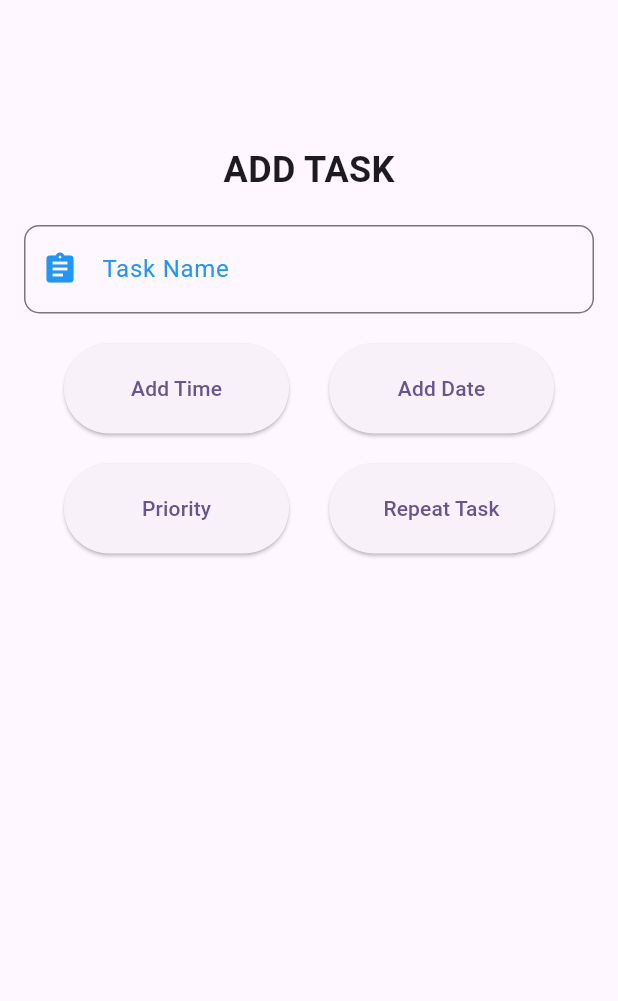
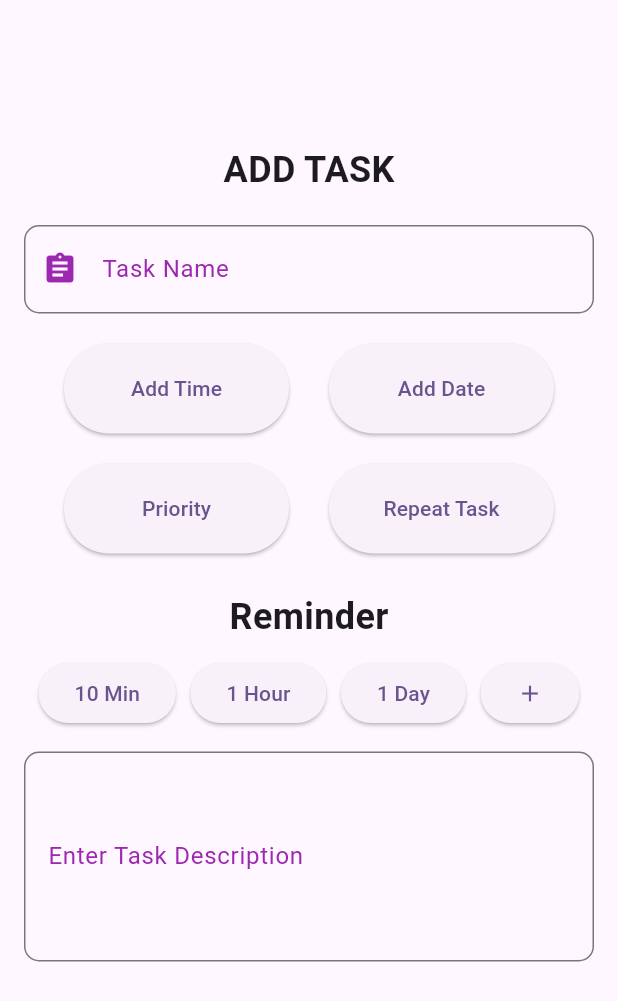
Before and after one commit to hel707/Team1, a Flutter app: the AddTaskPage screen opened directly, on a phone screen of 412 x 824 dp. Shown: the top 1001 px of the screen. Run offline on Flutter 3.47's test engine with Material 2 defaults, Android fonts, the phone set to English and light mode, and no system bars; our stand-ins replace cloud_firestore, firebase_auth, firebase_core, flutter_slidable, font_awesome_flutter, google_sign_in and 2 more; accounts and stored records are empty; network calls fail.

Commit message:
Added more buttons in Addtask

```diff
--- a/src/up_task/lib/screens/add_task_screen.dart
+++ b/src/up_task/lib/screens/add_task_screen.dart
@@ -35,24 +35,24 @@ class AddTaskPage extends StatelessWidget {
                 decoration: InputDecoration(
                   labelText: 'Task Name',
                   labelStyle: TextStyle(
-                    color: Colors.blue, // Customize label text color
+                    color: Colors.purple, // Customize label text color
                     fontSize: 16.0,
                   ),
                   border: OutlineInputBorder(
                     borderRadius: BorderRadius.all(Radius.circular(10.0)),
                     borderSide: BorderSide(
-                      color: Colors.blue, // Customize border color
+                      color: Colors.purple, // Customize border color
                     ),
                   ),
                   focusedBorder: OutlineInputBorder(
                     borderRadius: BorderRadius.all(Radius.circular(10.0)),
                     borderSide: BorderSide(
-                      color: Colors.blue, // Customize focused border color
+                      color: Colors.purple, // Customize focused border color
                     ),
                   ),
                   prefixIcon: Icon(
                     Icons.assignment, // Add an icon as a prefix
-                    color: Colors.blue, // Customize icon color
+                    color: Colors.purple, // Customize icon color
                   ),
                 ),
                 style: TextStyle(
@@ -123,7 +123,75 @@ class AddTaskPage extends StatelessWidget {
                 ],
               ),
               SizedBox(
-                height: 20,
+                height: 25,
+              ),
+              Text(
+                'Reminder',
+                textAlign: TextAlign.left,
+                style: TextStyle(
+                  fontSize: 24.0,
+                  fontWeight: FontWeight.bold,
+                ),
+              ),
+
+              SizedBox(
+                height: 10,
+              ),
+
+              // TIME BUTTONS(10min,1Hour,1Day)
+              Row(
+                mainAxisAlignment: MainAxisAlignment.spaceEvenly,
+                children: [
+                  ElevatedButton(
+                    onPressed: () {},
+                    child: Text('10 Min'),
+                  ),
+                  ElevatedButton(
+                    onPressed: () {},
+                    child: Text('1 Hour'),
+                  ),
+                  ElevatedButton(
+                    onPressed: () {},
+                    child: Text('1 Day'),
+                  ),
+                  ElevatedButton(
+                    onPressed: () {},
+                    child: Icon(Icons.add),
+                  ),
+                ],
+              ),
+
+              SizedBox(
+                height: 15,
+              ),
+
+              Container(
+                height: 150,
+                child: TextField(
+                  maxLines: 4,
+                  decoration: InputDecoration(
+                    labelText: 'Enter Task Description',
+                    labelStyle: TextStyle(
+                      color: Colors.purple, // Customize label text color
+                      fontSize: 16.0,
+                    ),
+                    border: OutlineInputBorder(
+                      borderRadius: BorderRadius.all(Radius.circular(10.0)),
+                      borderSide: BorderSide(
+                        color: Colors.purple, // Customize border color
+                      ),
+                    ),
+                    focusedBorder: OutlineInputBorder(
+                      borderRadius: BorderRadius.all(Radius.circular(10.0)),
+                      borderSide: BorderSide(
+                        color: Colors.purple, // Customize focused border color
+                      ),
+                    ),
+                  ),
+                  style: TextStyle(
+                    fontSize: 18.0, // Customize text inside the TextField
+                  ),
+                ),
               ),
 
               // Add other widgets or components as needed
```
